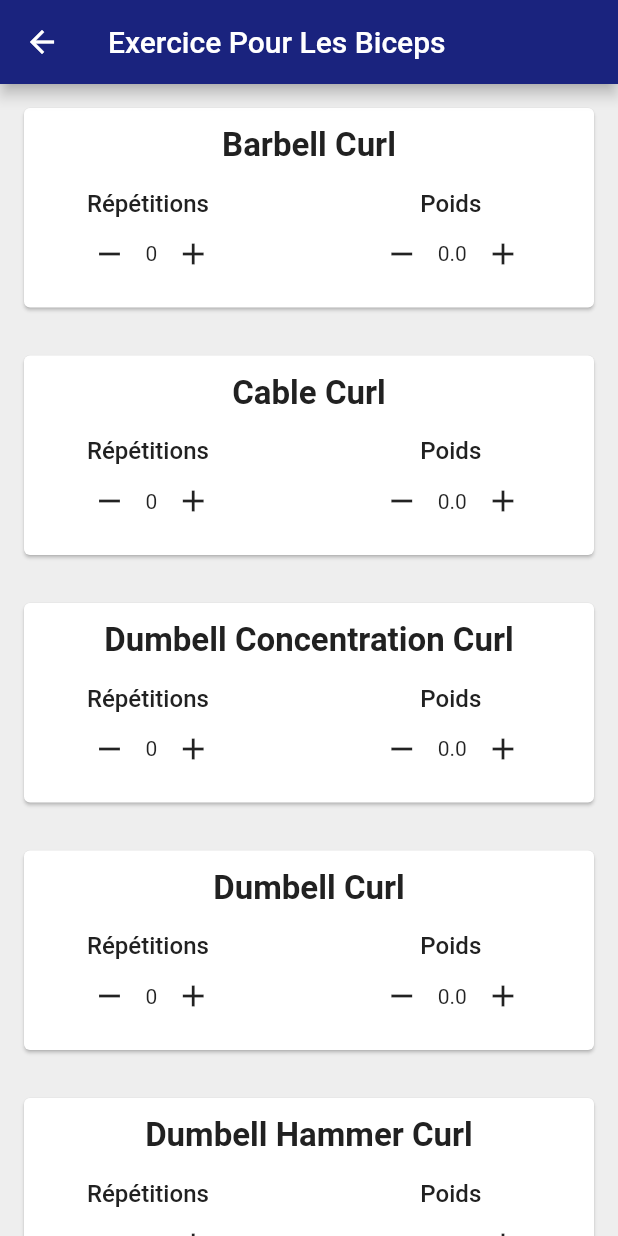
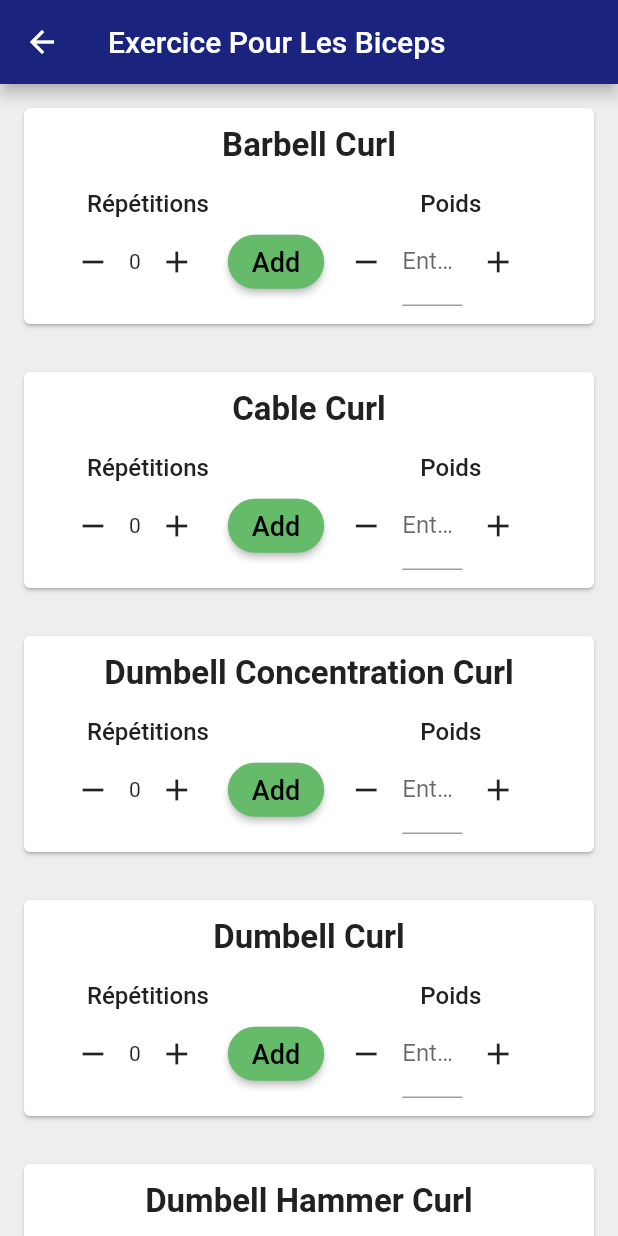
Before and after one commit to Marinel-V/h-gr02-eq6, a Flutter app: the Bicep screen opened by its route, on a phone screen of 412 x 824 dp. Run offline on Flutter 3.47's test engine with Material 2 defaults, Android fonts, the phone set to English and light mode, and no system bars.

Commit message:
Update Presentation_exercice_card.dart

```diff
--- a/workout_tracker/lib/Presentation_exercice_card.dart
+++ b/workout_tracker/lib/Presentation_exercice_card.dart
@@ -52,7 +52,7 @@ class Exercice_selection_card extends StatelessWidget {
               Row(
                 crossAxisAlignment: CrossAxisAlignment.center,
                 children: <Widget>[
-                  SizedBox(width: 21,),
+                  SizedBox(width: 10,),
                   IconButton(onPressed:
                     enleverRepetition, icon: Icon(Icons.remove)),
                   Text(
@@ -61,13 +61,32 @@ class Exercice_selection_card extends StatelessWidget {
                   IconButton(onPressed:
                     ajouterRepetition, icon: Icon(Icons.add)),
 
-                  SizedBox(width: 91,),
+                  SizedBox(width: 10,),
 
+              ElevatedButton(
+                onPressed: (){
+                  //TO DO
+                  // Ajouter la fonction add to selected workout;
+                } ,
+                child: Center(
+                    child: Text("Add", style: TextStyle(fontSize: 18),)
+                ),
+                style: ElevatedButton.styleFrom(
+                    shape: RoundedRectangleBorder(borderRadius: BorderRadius.circular(20)),
+                    primary: Colors.green[400],
+                    onPrimary: Colors.black
+                ),
+              ) ,
+                  SizedBox(width: 4,),
                   IconButton(onPressed:
                     enleverPoids, icon: Icon(Icons.remove)),
-                  Text(
-                      '${exercice.poids}'
+
+                  SizedBox( width: 40,
+                    child: TextFormField(decoration: const InputDecoration(border:
+                    UnderlineInputBorder(),labelText: 'Enter your username'),keyboardType: TextInputType.number,),
                   ),
+
+
                   IconButton(onPressed: ajouterPoids, icon: Icon(Icons.add)),
 
                 ],
```
